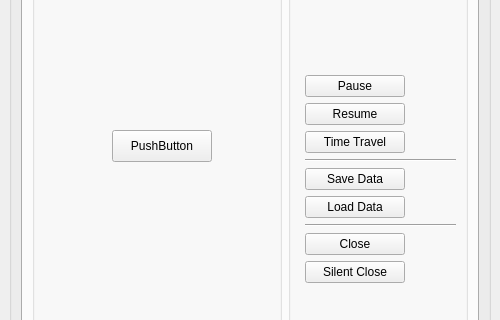
Above: GUI/Main.ui from hratcliffe/TimeTrackerTwo before the change; both pictures show x 0 to 500 and y 115 to 435 of the 500 by 600 pixel window. Below: the same form after it.
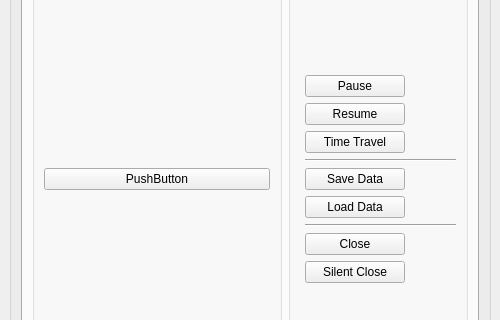
That is the form after the change. Custom widgets are drawn as their Qt base class.

Patch:
```diff
--- a/GUI/Main.ui
+++ b/GUI/Main.ui
@@ -137,19 +137,19 @@
                <property name="title">
                 <string/>
                </property>
+               <layout class="QVBoxLayout" name="verticalLayout_5">
+                <item>
+                 <layout class="QVBoxLayout" name="verticalLayout_4">
+                  <item>
                <widget class="projectButton" name="t_test_button">
-                <property name="geometry">
-                 <rect>
-                  <x>80</x>
-                  <y>190</y>
-                  <width>100</width>
-                  <height>32</height>
-                 </rect>
-                </property>
                 <property name="text">
                  <string>PushButton</string>
                 </property>
                </widget>
+                  </item>
+                 </layout>
+                </item>
+               </layout>
               </widget>
              </item>
              <item row="0" column="1">
```
Lines whose indentation alone changed are shown as unchanged.
